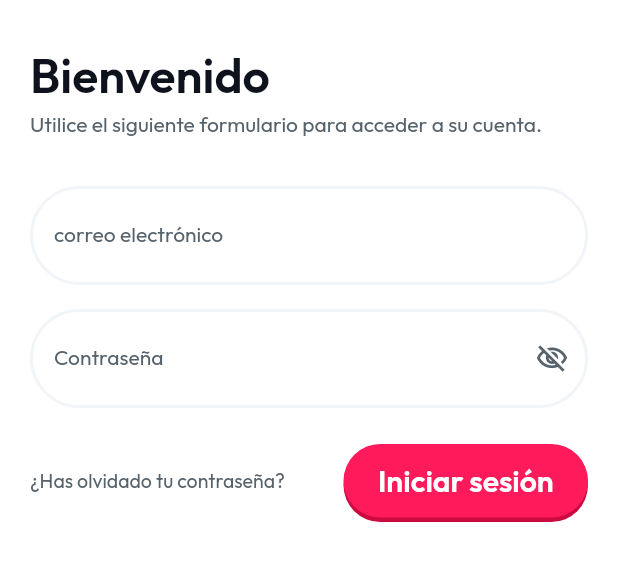
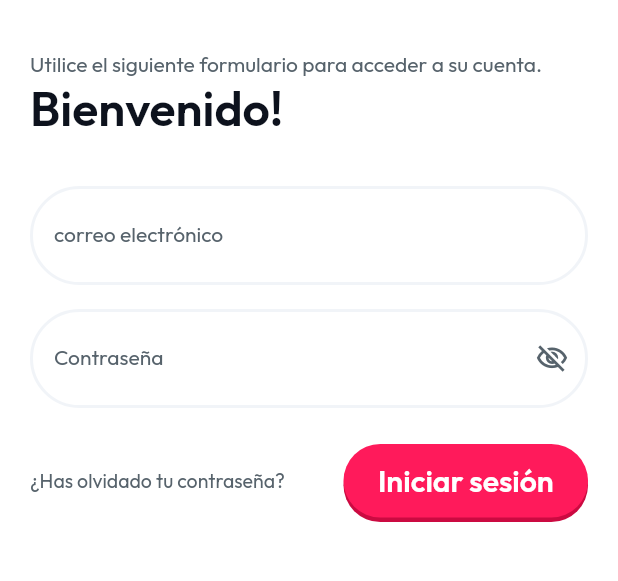
Before and after one commit to xHakris/Proyecto-DAS, a Flutter app: the screen it shows after launch, on a phone screen of 412 x 824 dp, the part 123-704 px from its top. Run offline on Flutter 3.47's test engine with Material 2 defaults, Android fonts, the phone set to English and light mode, and no system bars; drawn by our look-alikes of auto_size_text; our stand-ins replace cached_network_image, cloud_firestore, dropdown_button2, file_picker, firebase_auth, firebase_core and 16 more; missing offline and left inert: json_path, mime_type; accounts and stored records are empty.

Commit message:
Actualización en el diseño del Login

```diff
--- a/lib/sign_in/sign_in_widget.dart
+++ b/lib/sign_in/sign_in_widget.dart
@@ -96,10 +96,6 @@ class _SignInWidgetState extends State<SignInWidget> {
                                 ],
                               ),
                             ),
-                            Text(
-                              'Bienvenido',
-                              style: FlutterFlowTheme.of(context).displaySmall,
-                            ),
                             Padding(
                               padding: EdgeInsetsDirectional.fromSTEB(
                                   0.0, 4.0, 0.0, 0.0),
@@ -107,6 +103,10 @@ class _SignInWidgetState extends State<SignInWidget> {
                                 'Utilice el siguiente formulario para acceder a su cuenta.',
                                 style: FlutterFlowTheme.of(context).bodySmall,
                               ),
+                            ),
+                            Text(
+                              'Bienvenido!',
+                              style: FlutterFlowTheme.of(context).displaySmall,
                             ),
                             Padding(
                               padding: EdgeInsetsDirectional.fromSTEB(
```
